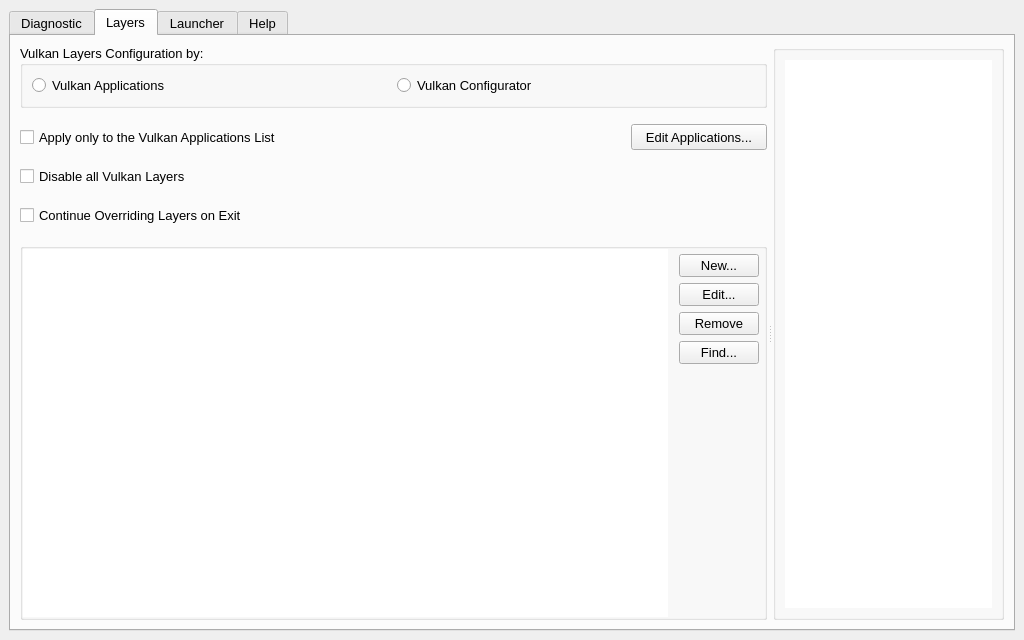
The window that vkconfig/mainwindow.ui (dgkoch/LunarG-VulkanTools) describes before a commit, drawn with Qt 5.
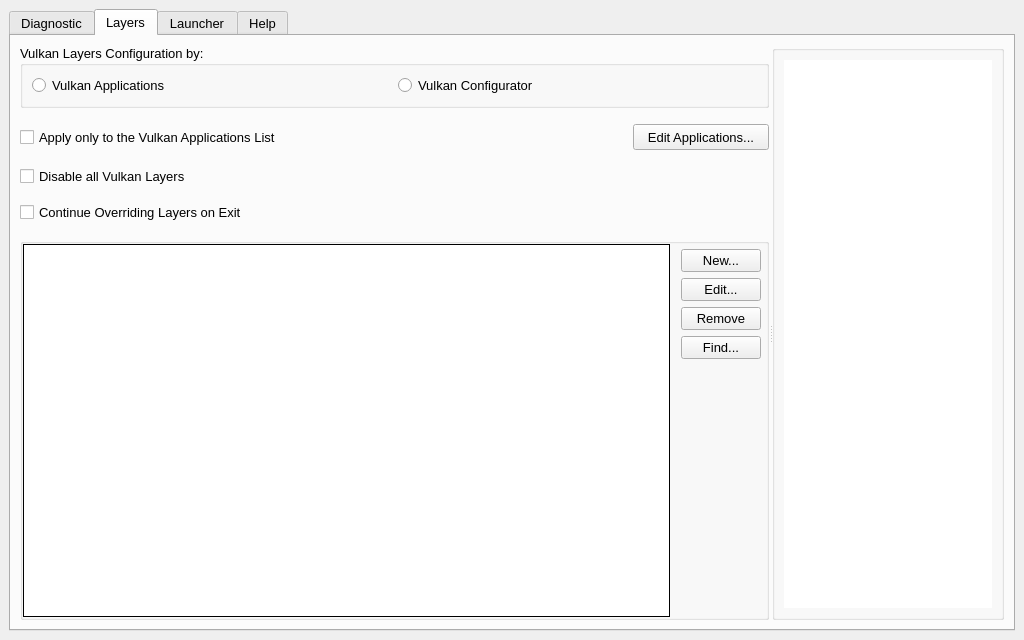
The same window after the commit. Icons and pictures are not drawn.

Commit message: vkconfig: improve layout

What changed in the file:
```diff
--- a/vkconfig/mainwindow.ui
+++ b/vkconfig/mainwindow.ui
@@ -108,7 +108,7 @@
            <bool>false</bool>
           </property>
           <property name="handleWidth">
-           <number>6</number>
+           <number>3</number>
           </property>
           <property name="childrenCollapsible">
            <bool>false</bool>
@@ -118,6 +118,12 @@
             <enum>Qt::Vertical</enum>
            </property>
            <widget class="QWidget" name="widgetTopLeft" native="true">
+            <property name="sizePolicy">
+             <sizepolicy hsizetype="Preferred" vsizetype="Preferred">
+              <horstretch>0</horstretch>
+              <verstretch>0</verstretch>
+             </sizepolicy>
+            </property>
             <layout class="QVBoxLayout" name="verticalLayout_2" stretch="0,0,1">
              <property name="spacing">
               <number>16</number>
@@ -180,13 +186,13 @@
                  <property name="minimumSize">
                   <size>
                    <width>0</width>
-                   <height>24</height>
+                   <height>20</height>
                   </size>
                  </property>
                  <property name="maximumSize">
                   <size>
                    <width>16777215</width>
-                   <height>24</height>
+                   <height>20</height>
                   </size>
                  </property>
                  <property name="font">
@@ -202,10 +208,16 @@
                </item>
                <item row="1" column="1">
                 <widget class="QCheckBox" name="check_box_disable">
+                 <property name="minimumSize">
+                  <size>
+                   <width>0</width>
+                   <height>20</height>
+                  </size>
+                 </property>
                  <property name="maximumSize">
                   <size>
                    <width>16777215</width>
-                   <height>24</height>
+                   <height>20</height>
                   </size>
                  </property>
                  <property name="text">
@@ -249,13 +261,13 @@
                  <property name="minimumSize">
                   <size>
                    <width>0</width>
-                   <height>24</height>
+                   <height>20</height>
                   </size>
                  </property>
                  <property name="maximumSize">
                   <size>
                    <width>16777215</width>
-                   <height>24</height>
+                   <height>20</height>
                   </size>
                  </property>
                  <property name="font">
@@ -309,13 +321,13 @@
                      </font>
                     </property>
                     <property name="frameShape">
-                     <enum>QFrame::NoFrame</enum>
+                     <enum>QFrame::Box</enum>
                     </property>
                     <property name="frameShadow">
                      <enum>QFrame::Plain</enum>
                     </property>
                     <property name="lineWidth">
-                     <number>0</number>
+                     <number>1</number>
                     </property>
                     <property name="editTriggers">
                      <set>QAbstractItemView::NoEditTriggers</set>
```
